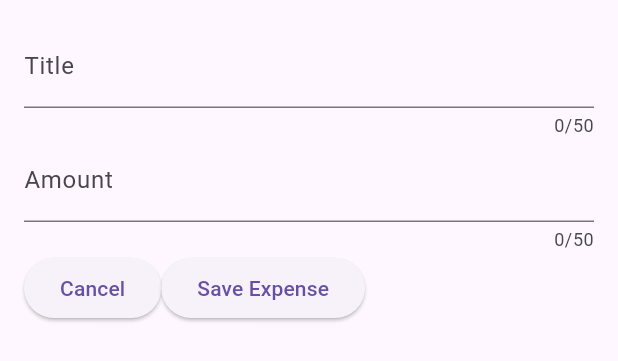
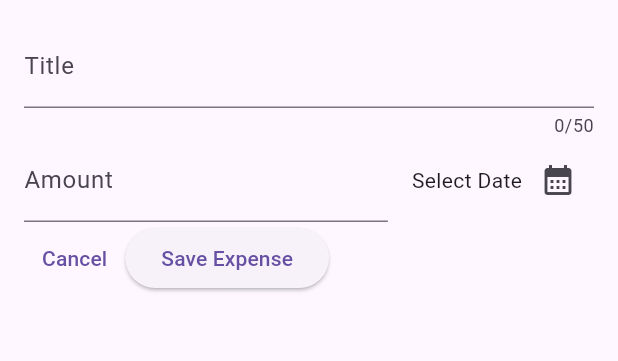
Before and after one commit to Saimur88/expense_trackerApp, a Flutter app: the NewExpense widget shown alone on an empty page, opened directly, on a phone screen of 412 x 824 dp. Shown: the top 361 px of the screen. Run offline on Flutter 3.47's test engine with Material 3 defaults, Android fonts, the phone set to English and light mode, and no system bars.

Commit message:
Added Date Picker In Bottom Sheet

```diff
--- a/lib/widgets/new_expense.dart
+++ b/lib/widgets/new_expense.dart
@@ -23,6 +23,17 @@ class _NewExpenseState extends State<NewExpense> {
     super.dispose();
   }
 
+  void _presentDatePicker(){
+    final now = DateTime.now();
+    final firstDate = DateTime(now.year - 1, now.month, now.day);
+    final lastDate = DateTime(now.year + 1, now.month, now.day);
+    showDatePicker(
+        context: context,
+        initialDate: now,
+        firstDate: firstDate,
+        lastDate: lastDate);
+  }
+
 
   @override
   Widget build(BuildContext context) {
@@ -36,18 +47,37 @@ class _NewExpenseState extends State<NewExpense> {
             label: Text("Title")
           ),
         ),
-        TextField(
+        Row(
+          children: [
+            Expanded(
+              child: TextField(
                 controller: _amountController,
                 keyboardType: TextInputType.number,
-          maxLength: 50,
                 decoration: const InputDecoration(
+                  prefixText: '\$ ',
                     label: Text("Amount")
                 ),
               ),
+            ),
+            SizedBox(width:  16,),
+            Row(
+              mainAxisAlignment: MainAxisAlignment.end,
+              crossAxisAlignment: CrossAxisAlignment.center,
+              children: [
+                const Text('Select Date'),
+                IconButton(
+                    onPressed: _presentDatePicker,
+                    icon: Icon(Icons.calendar_month))
+              ],
+            )
+          ],
+        ),
         Row(
           children: [
-            ElevatedButton(
-                onPressed: (){},
+           TextButton(
+               onPressed: (){
+                 Navigator.pop(context);
+               },
                child: Text('Cancel')),
             ElevatedButton(
                 onPressed: (){
```
Lines whose indentation alone changed are shown as unchanged.
